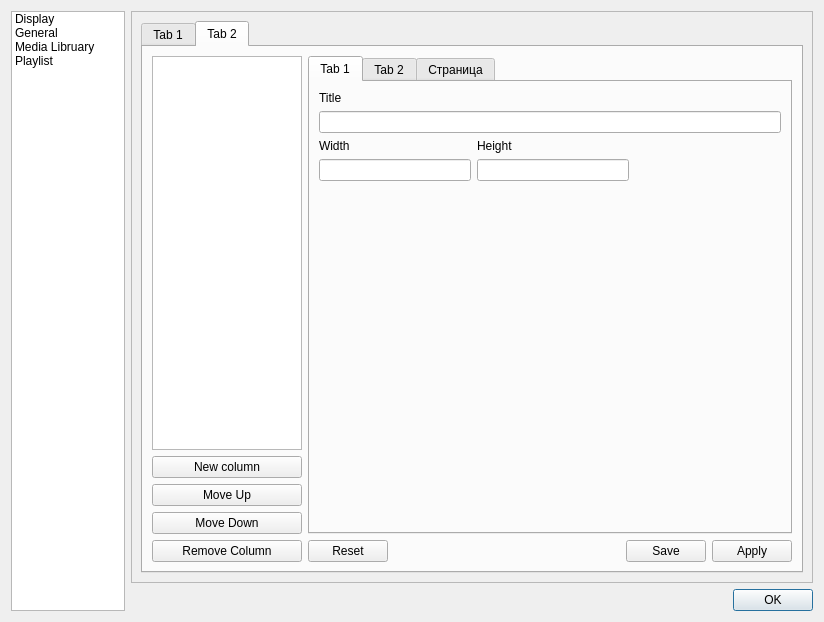
First picture: the form in preferenceswindow.ui, repository KirillDubinkin/Errorise, before the edit.
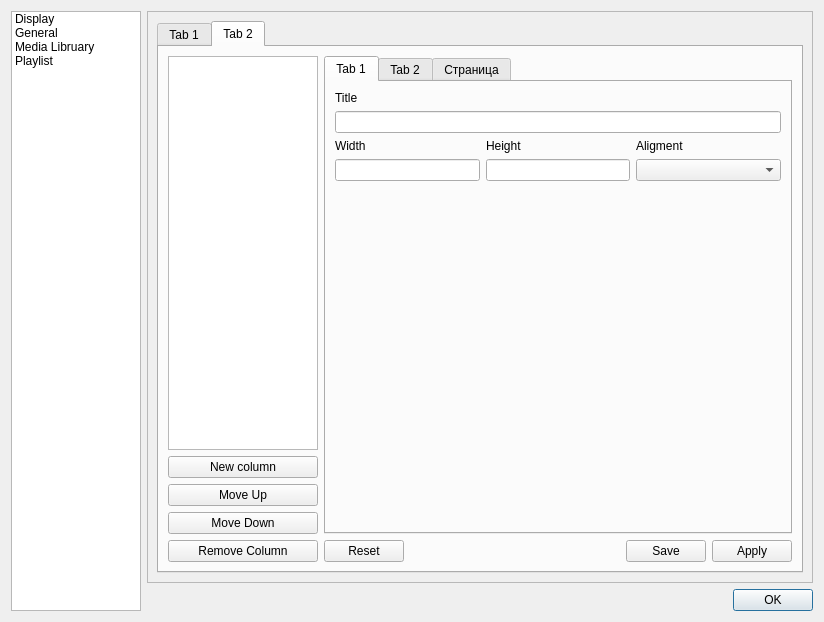
Second picture: the form after the edit. The open tabs and pages were chosen to show the change.

Commit message: Added text aligment combobox in playlist preferences. With 'use html', aligment tags no longer needs.

What changed in the file:
```diff
--- a/preferenceswindow.ui
+++ b/preferenceswindow.ui
@@ -85,7 +85,7 @@
                     <item>
                      <widget class="QCheckBox" name="ShowStatusBar">
                       <property name="sizePolicy">
-                       <sizepolicy hsizetype="Maximum" vsizetype="Fixed">
+                       <sizepolicy hsizetype="Minimum" vsizetype="Fixed">
                         <horstretch>0</horstretch>
                         <verstretch>0</verstretch>
                        </sizepolicy>
@@ -95,19 +95,6 @@
                       </property>
                      </widget>
                     </item>
-                    <item>
-                     <spacer name="horizontalSpacer_3">
-                      <property name="orientation">
-                       <enum>Qt::Horizontal</enum>
-                      </property>
-                      <property name="sizeHint" stdset="0">
-                       <size>
-                        <width>218</width>
-                        <height>20</height>
-                       </size>
-                      </property>
-                     </spacer>
-                    </item>
                     <item>
                      <widget class="QCheckBox" name="showPlplayingTime">
                       <property name="text">
@@ -115,19 +102,6 @@
                       </property>
                      </widget>
                     </item>
-                    <item>
-                     <spacer name="horizontalSpacer_4">
-                      <property name="orientation">
-                       <enum>Qt::Horizontal</enum>
-                      </property>
-                      <property name="sizeHint" stdset="0">
-                       <size>
-                        <width>138</width>
-                        <height>20</height>
-                       </size>
-                      </property>
-                     </spacer>
-                    </item>
                    </layout>
                   </item>
                  </layout>
@@ -393,7 +367,7 @@
              <item row="0" column="0">
               <widget class="QTabWidget" name="tabWidget_2">
                <property name="currentIndex">
-                <number>0</number>
+                <number>1</number>
                </property>
                <widget class="QWidget" name="tab_4">
                 <attribute name="title">
@@ -540,17 +514,25 @@
                           </layout>
                          </item>
                          <item>
-                          <spacer name="horizontalSpacer_5">
-                           <property name="orientation">
-                            <enum>Qt::Horizontal</enum>
-                           </property>
-                           <property name="sizeHint" stdset="0">
-                            <size>
-                             <width>40</width>
-                             <height>20</height>
-                            </size>
-                           </property>
-                          </spacer>
+                          <layout class="QVBoxLayout" name="verticalLayout_17">
+                           <item>
+                            <widget class="QLabel" name="label_12">
+                             <property name="text">
+                              <string>Aligment</string>
+                             </property>
+                            </widget>
+                           </item>
+                           <item>
+                            <widget class="QComboBox" name="colAligment">
+                             <property name="sizePolicy">
+                              <sizepolicy hsizetype="Expanding" vsizetype="Fixed">
+                               <horstretch>0</horstretch>
+                               <verstretch>0</verstretch>
+                              </sizepolicy>
+                             </property>
+                            </widget>
+                           </item>
+                          </layout>
                          </item>
                         </layout>
                        </item>
```
The commit also changes 6 other files.
